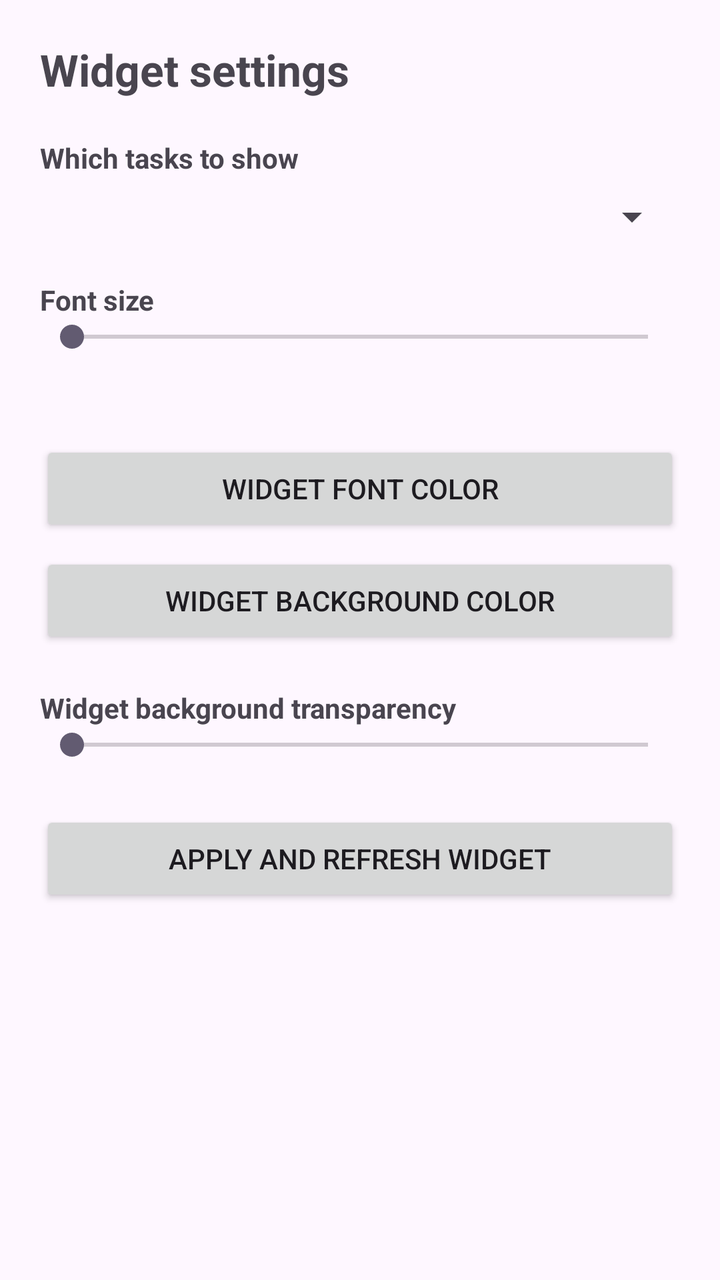
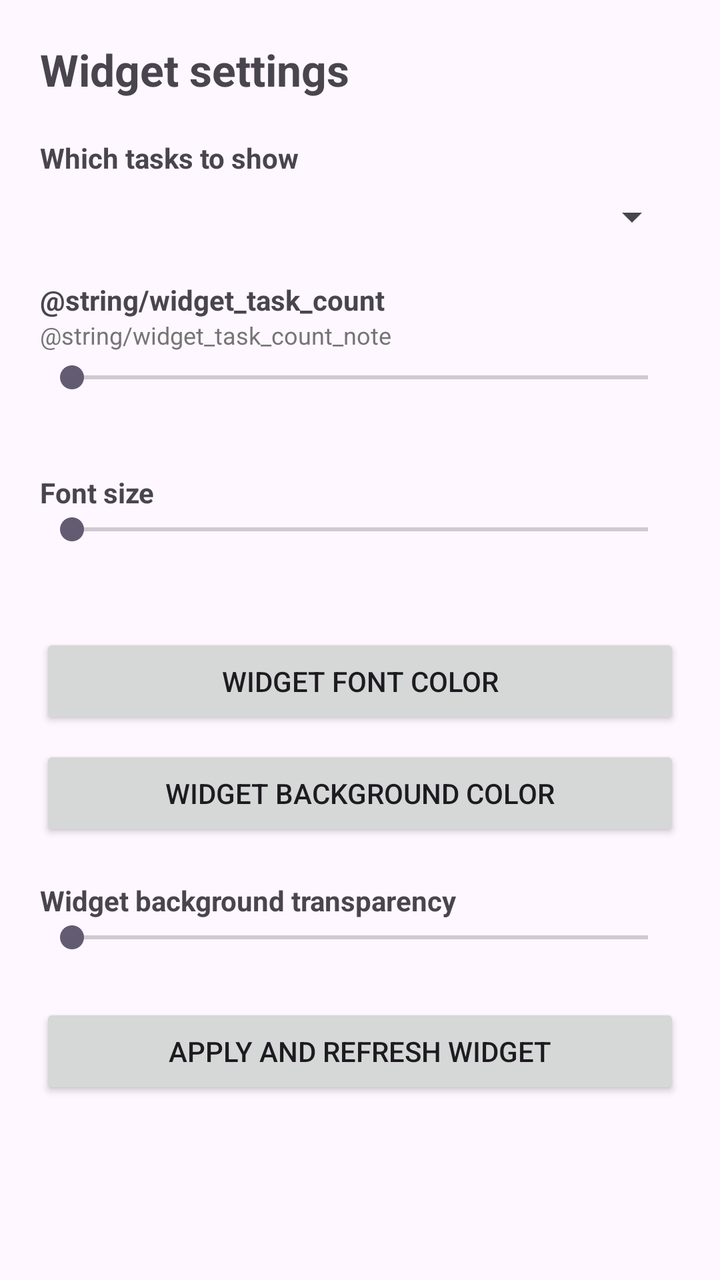

Two renders of the same Android screen: before a commit and after it. Below are the layout's source before the change and the commit's diff.
<!-- AndroidManifest.xml: application theme Theme.Material3.DayNight -->
<!-- res/layout/activity_widget_settings.xml -->
<?xml version="1.0" encoding="utf-8"?>
<ScrollView
    xmlns:android="http://schemas.android.com/apk/res/android"
    android:layout_width="match_parent"
    android:layout_height="match_parent">

    <LinearLayout
        android:layout_width="match_parent"
        android:layout_height="wrap_content"
        android:orientation="vertical"
        android:padding="20dp">

        <TextView
            android:layout_width="match_parent"
            android:layout_height="wrap_content"
            android:text="@string/widget_settings_title"
            android:textSize="22sp"
            android:textStyle="bold"
            android:layout_marginBottom="20dp" />

        <TextView
            android:layout_width="match_parent"
            android:layout_height="wrap_content"
            android:text="@string/widget_which_tasks"
            android:textStyle="bold"
            android:layout_marginBottom="8dp" />

        <Spinner
            android:id="@+id/spinnerWidgetFilter"
            android:layout_width="match_parent"
            android:layout_height="wrap_content"
            android:layout_marginBottom="20dp" />

        <TextView
            android:layout_width="match_parent"
            android:layout_height="wrap_content"
            android:text="@string/widget_font_size"
            android:textStyle="bold" />

        <SeekBar
            android:id="@+id/seekBarFontSize"
            android:layout_width="match_parent"
            android:layout_height="wrap_content"
            android:max="20"
            android:layout_marginBottom="4dp" />

        <TextView
            android:id="@+id/textFontSizePreview"
            android:layout_width="match_parent"
            android:layout_height="wrap_content"
            android:layout_marginBottom="20dp" />

        <Button
            android:id="@+id/buttonWidgetFontColor"
            android:layout_width="match_parent"
            android:layout_height="wrap_content"
            android:text="@string/widget_font_color"
            android:layout_marginBottom="8dp" />

        <Button
            android:id="@+id/buttonWidgetBackgroundColor"
            android:layout_width="match_parent"
            android:layout_height="wrap_content"
            android:text="@string/widget_background_color"
            android:layout_marginBottom="20dp" />

        <TextView
            android:layout_width="match_parent"
            android:layout_height="wrap_content"
            android:text="@string/widget_background_transparency"
            android:textStyle="bold" />

        <SeekBar
            android:id="@+id/seekBarTransparency"
            android:layout_width="match_parent"
            android:layout_height="wrap_content"
            android:max="255"
            android:layout_marginBottom="24dp" />

        <Button
            android:id="@+id/buttonApplyWidgetSettings"
            android:layout_width="match_parent"
            android:layout_height="wrap_content"
            android:text="@string/apply_and_refresh_widget" />

    </LinearLayout>

</ScrollView>
<!-- resources referenced by this layout -->
<resources>
  <string name="apply_and_refresh_widget">Apply and refresh widget</string>
  <string name="widget_background_color">Widget background color</string>
  <string name="widget_background_transparency">Widget background transparency</string>
  <string name="widget_font_color">Widget font color</string>
  <string name="widget_font_size">Font size</string>
  <string name="widget_settings_title">Widget settings</string>
  <string name="widget_which_tasks">Which tasks to show</string>
</resources>

<!-- the commit's change to res/layout/activity_widget_settings.xml (unified diff, before → after) -->
@@ -27,6 +27,32 @@
 
         <Spinner
             android:id="@+id/spinnerWidgetFilter"
+            android:layout_width="match_parent"
+            android:layout_height="wrap_content"
+            android:layout_marginBottom="20dp" />
+
+        <TextView
+            android:layout_width="match_parent"
+            android:layout_height="wrap_content"
+            android:text="@string/widget_task_count"
+            android:textStyle="bold" />
+
+        <TextView
+            android:layout_width="match_parent"
+            android:layout_height="wrap_content"
+            android:text="@string/widget_task_count_note"
+            android:textSize="12sp"
+            android:textColor="#757575"
+            android:layout_marginBottom="4dp" />
+
+        <SeekBar
+            android:id="@+id/seekBarTaskCount"
+            android:layout_width="match_parent"
+            android:layout_height="wrap_content"
+            android:max="19" />
+
+        <TextView
+            android:id="@+id/textTaskCountPreview"
             android:layout_width="match_parent"
             android:layout_height="wrap_content"
             android:layout_marginBottom="20dp" />
